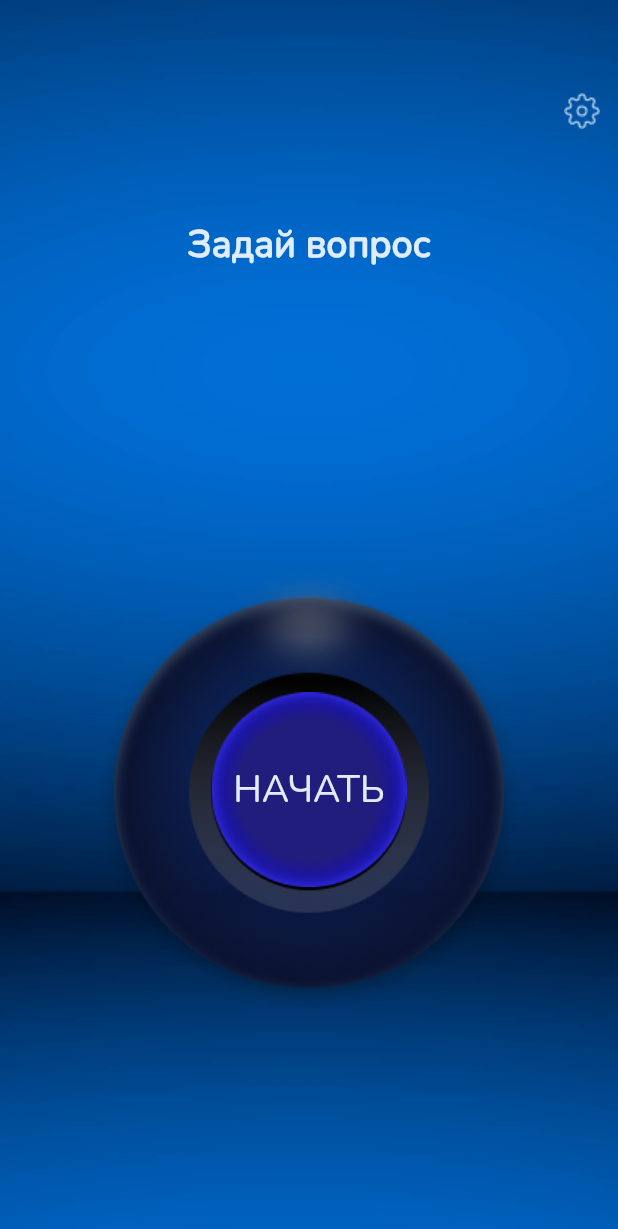
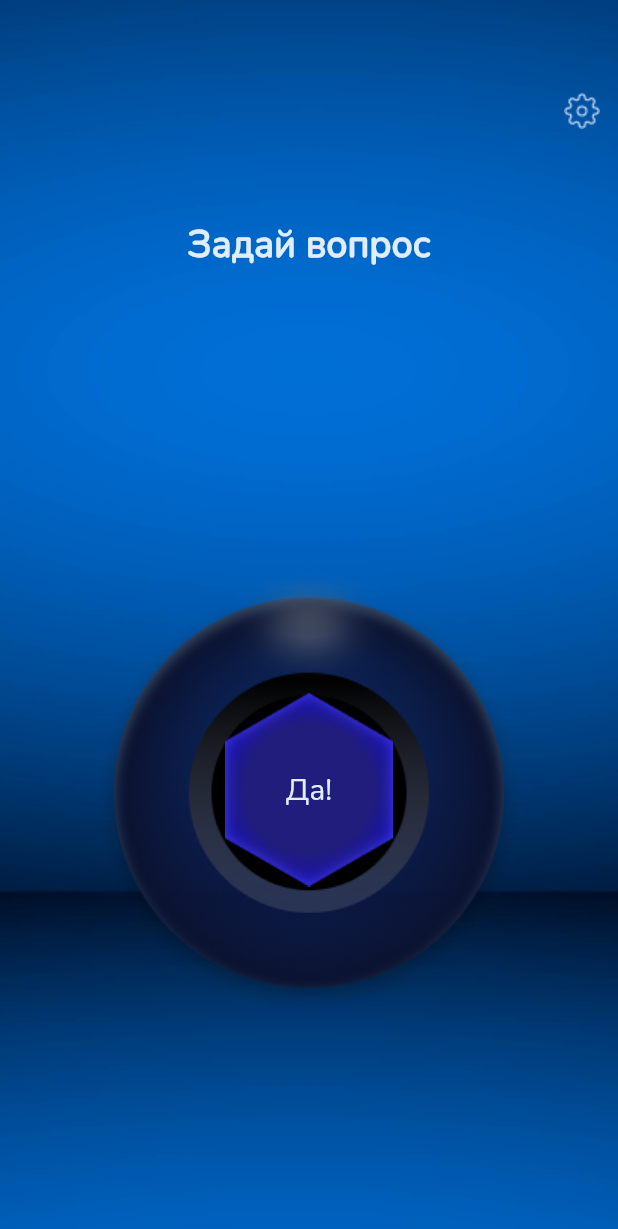
Before and after one commit to AnkaZhgunova/CrystalBall, a Flutter app: the screen it shows after launch, after a tap on "НАЧАТЬ", on a phone screen of 412 x 824 dp. Shown: the top 1229 px of the screen. Run offline on Flutter 3.47's test engine with Material 2 defaults, Android fonts, the light colour scheme and no system bars.

Commit message:
add proviger

```diff
--- a/lib/main_screen.dart
+++ b/lib/main_screen.dart
@@ -1,16 +1,16 @@
+import 'dart:math';
+
+import 'package:ball_hw/setting_screen.dart';
+import 'package:flutter/cupertino.dart';
 import 'package:flutter/material.dart';
+import 'package:provider/provider.dart';
 
-class MainScreen extends StatefulWidget {
-  const MainScreen({Key? key}) : super(key: key);
-
-  @override
-  _MainScreenState createState() => _MainScreenState();
-}
-
-class _MainScreenState extends State<MainScreen> {
+class MainScreen extends StatelessWidget {
   @override
   Widget build(BuildContext context) {
-    return Scaffold(
+    AnswerProvider _state = Provider.of<AnswerProvider>(context);
+    return MaterialApp(
+      home: Scaffold(
         body: Container(
           width: double.infinity,
           decoration: BoxDecoration(
@@ -28,7 +28,16 @@ class _MainScreenState extends State<MainScreen> {
               Align(
                 alignment: Alignment.topRight,
                 child: IconButton(
-                onPressed: () {},
+                  onPressed: () {
+                    Navigator.push(
+                      context,
+                      MaterialPageRoute(
+                        builder: (context) {
+                          return SettingScreen();
+                        },
+                      ),
+                    );
+                  },
                   icon: Image.asset(
                     'assets/Vector.png',
                   ),
@@ -55,24 +64,23 @@ class _MainScreenState extends State<MainScreen> {
               Stack(
                 alignment: Alignment.center,
                 children: [
-                Image.asset(
-                  'assets/image 1.png',
-                ),
-                Image.asset(
-                  'assets/iside_circle.png',
-                ),
+                  Image.asset('assets/image 1.png'),
+                  _state.image,
                   TextButton(
                     child: Text(
-                    'НАЧАТЬ',
+                      _state.element.toString(),
+                      textAlign: TextAlign.center,
                       style: TextStyle(
                         color: Color(0xFFDFEDFF),
-                      fontSize: 25,
+                        fontSize: _state.size,
                         fontWeight: FontWeight.w400,
                         fontFamily: 'Nunito',
                       ),
                     ),
-                  onPressed: () {},
-                )
+                    onPressed: () {
+                      _state.changeAnswer();
+                    },
+                  ),
                 ],
               ),
               Spacer(
@@ -81,6 +89,29 @@ class _MainScreenState extends State<MainScreen> {
             ],
           ),
         ),
+      ),
     );
   }
 }
+
+class AnswerProvider extends ChangeNotifier {
+  double size = 30;
+  var element = 'НАЧАТЬ';
+  List<String> answer = [
+    'Да!',
+    'Нет!',
+    'Туманно...',
+    'Перспективы \n не очень \n хорошие',
+  ];
+  final _random = new Random();
+  Image image = Image.asset('assets/iside_circle.png');
+
+  //List<String> get changeValue => answer;
+
+  void changeAnswer() {
+    element = answer[_random.nextInt(answer.length)];
+    image = Image.asset('assets/image 2.png');
+    size = 20;
+    notifyListeners();
+  }
+}
--- a/pubspec.yaml
+++ b/pubspec.yaml
@@ -34,6 +34,7 @@ dependencies:
   # The following adds the Cupertino Icons font to your application.
   # Use with the CupertinoIcons class for iOS style icons.
   cupertino_icons: ^1.0.2
+  provider: ^6.0.2
 
 dev_dependencies:
   flutter_test:
@@ -64,6 +65,7 @@ flutter:
      - assets/image 2.png
      - assets/iside_circle.png
      - assets/Vector.png
+     - assets/Polygon.png
 
 
   # An image asset can refer to one or more resolution-specific "variants", see
```
Also changed, not shown: lib/setting_screen.dart (+26 -9 lines). Lines whose indentation alone changed are shown as unchanged.
